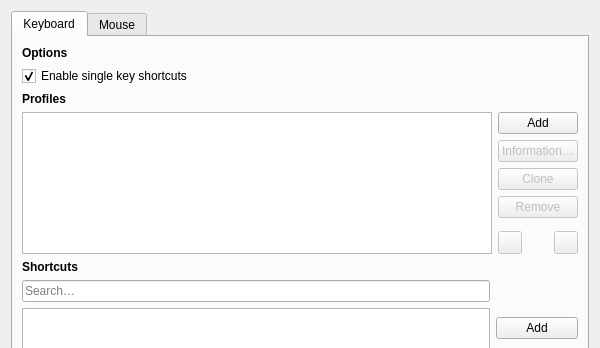
Old version of the form src/modules/windows/preferences/InputPreferencesPage.ui in the repository OtterBrowser/otter-browser; both pictures show x 0 to 600 and y 0 to 348 of the 600 by 600 pixel window.
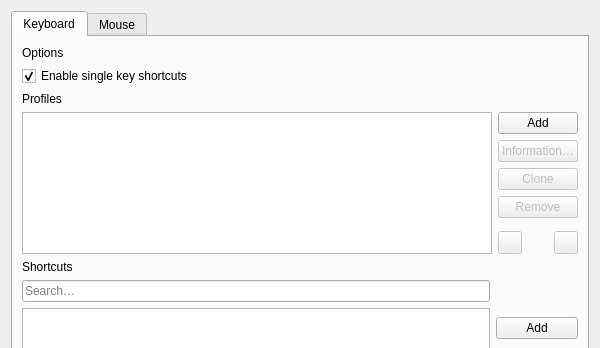
New version of the form. Custom widgets are drawn as their Qt base class.

Commit message: Switch to HeaderWidget

Diff of the .ui file:
```diff
--- a/src/modules/windows/preferences/InputPreferencesPage.ui
+++ b/src/modules/windows/preferences/InputPreferencesPage.ui
@@ -22,13 +22,7 @@
       </attribute>
       <layout class="QVBoxLayout" name="keyboardLayout" stretch="0,0,1,0,3">
        <item>
-        <widget class="QLabel" name="keyboardOptionsHeader">
-         <property name="font">
-          <font>
-           <weight>75</weight>
-           <bold>true</bold>
-          </font>
-         </property>
+        <widget class="Otter::HeaderWidget" name="keyboardOptionsHeaderWidget">
          <property name="text">
           <string>Options</string>
          </property>
@@ -60,13 +54,7 @@
            <number>0</number>
           </property>
           <item>
-           <widget class="QLabel" name="keyboardProfilesHeader">
-            <property name="font">
-             <font>
-              <weight>75</weight>
-              <bold>true</bold>
-             </font>
-            </property>
+           <widget class="Otter::HeaderWidget" name="keyboardProfilesHeaderWidget">
             <property name="text">
              <string>Profiles</string>
             </property>
@@ -190,13 +178,7 @@
         </widget>
        </item>
        <item>
-        <widget class="QLabel" name="keyboardShortcutsHeader">
-         <property name="font">
-          <font>
-           <weight>75</weight>
-           <bold>true</bold>
-          </font>
-         </property>
+        <widget class="Otter::HeaderWidget" name="keyboardShortcutsHeaderWidget">
          <property name="text">
           <string>Shortcuts</string>
          </property>
@@ -332,6 +314,11 @@
    <extends>QLineEdit</extends>
    <header>src/ui/LineEditWidget.h</header>
   </customwidget>
+  <customwidget>
+   <class>Otter::HeaderWidget</class>
+   <extends>QLabel</extends>
+   <header>src/ui/HeaderWidget.h</header>
+  </customwidget>
  </customwidgets>
  <resources/>
  <connections/>
```
